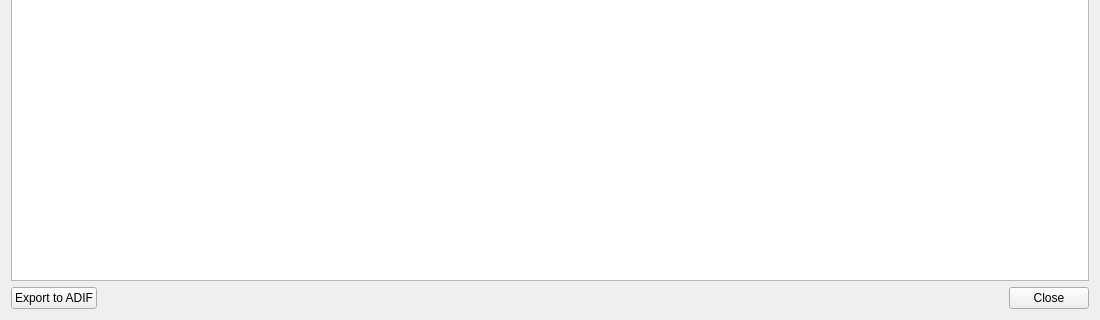
The window that ui/DXCCSubmissionDialog.ui (aa5sh/QLog) describes before a commit, drawn with Qt 5; both pictures show x 0 to 1100 and y 430 to 750 of the 1100 by 750 pixel window.
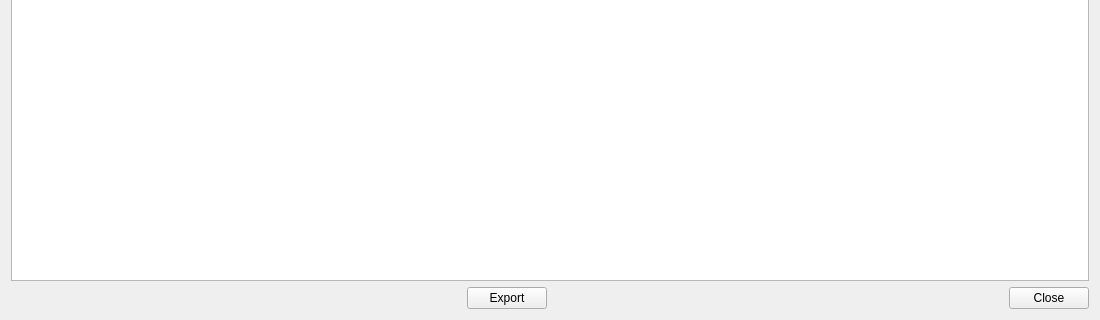
The same window after the commit. Icons and pictures are not drawn.

Commit message: Cabrillo, DXCCSub, QSLGal: GUI tweaking

The edit to the form file:
```diff
--- a/ui/DXCCSubmissionDialog.ui
+++ b/ui/DXCCSubmissionDialog.ui
@@ -437,13 +437,26 @@
    </item>
    <item>
     <layout class="QHBoxLayout" name="bottomLayout">
+     <item>
+      <spacer name="horizontalSpacer_2">
+       <property name="orientation">
+        <enum>Qt::Horizontal</enum>
+       </property>
+       <property name="sizeHint" stdset="0">
+        <size>
+         <width>40</width>
+         <height>20</height>
+        </size>
+       </property>
+      </spacer>
+     </item>
      <item>
       <widget class="QPushButton" name="exportADIFButton">
        <property name="toolTip">
         <string>Export the contacts listed above to an ADIF file</string>
        </property>
        <property name="text">
-        <string>Export to ADIF</string>
+        <string>Export</string>
        </property>
        <property name="icon">
         <iconset theme="document-save-as">
```
The commit also changes 4 other files.
